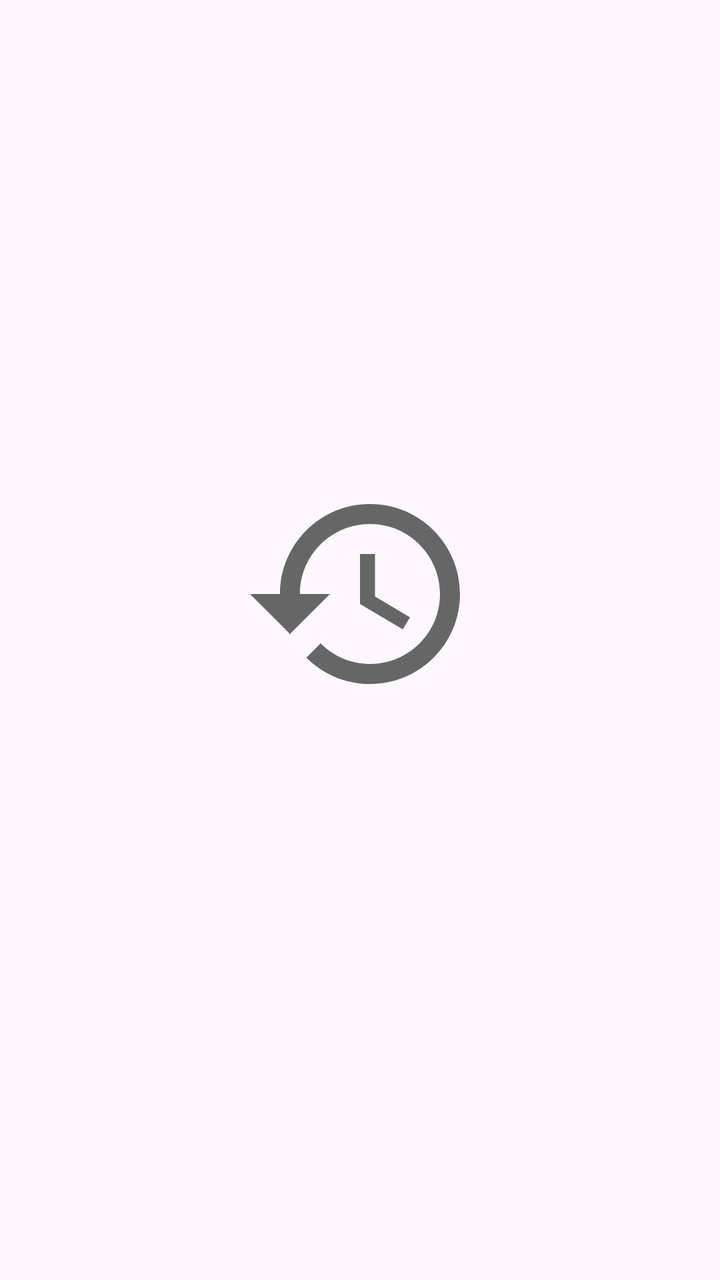
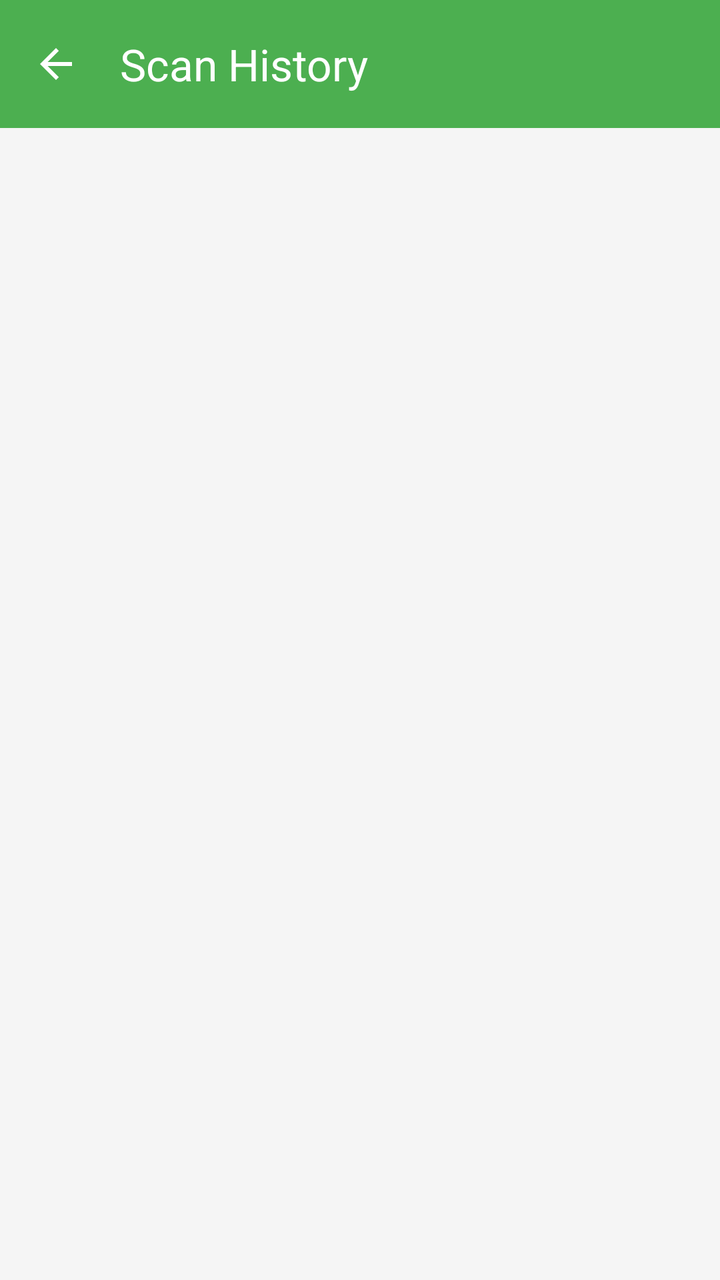

Two renders of the same Android screen: before a commit and after it. Below are the layout's source before the change and the commit's diff.
<!-- AndroidManifest.xml: application theme Theme.FoodLabelScanner -->
<!-- res/layout/activity_history.xml -->
<?xml version="1.0" encoding="utf-8"?>
<LinearLayout xmlns:android="http://schemas.android.com/apk/res/android"
    android:layout_width="match_parent"
    android:layout_height="match_parent"
    android:orientation="vertical"
    android:padding="24dp"
    android:gravity="center">

    <ImageView
        android:layout_width="120dp"
        android:layout_height="120dp"
        android:src="@drawable/ic_history"
        android:contentDescription="History" />

    <TextView
        android:id="@+id/tvHistoryMessage"
        android:layout_width="wrap_content"
        android:layout_height="wrap_content"
        android:layout_marginTop="24dp"
        android:textAlignment="center"
        android:textSize="16sp"
        android:textColor="#212121" />

</LinearLayout>
<!-- resources referenced by this layout -->
<resources>
  <!-- drawable ic_history (drawable) -->
  <vector xmlns:android="http://schemas.android.com/apk/res/android"
      android:width="24dp"
      android:height="24dp"
      android:viewportWidth="24"
      android:viewportHeight="24">
      <path
          android:fillColor="#666666"
          android:pathData="M13,3c-4.97,0 -9,4.03 -9,9L1,12l3.89,3.89 0.07,0.14L9,12L6,12c0,-3.87 3.13,-7 7,-7s7,3.13 7,7 -3.13,7 -7,7c-1.93,0 -3.68,-0.79 -4.94,-2.06l-1.42,1.42C8.27,19.99 10.51,21 13,21c4.97,0 9,-4.03 9,-9s-4.03,-9 -9,-9zM12,8v5l4.28,2.54 0.72,-1.21 -3.5,-2.08L13.5,8L12,8z"/>
  </vector>
  <style name="Theme.FoodLabelScanner" parent="Theme.Material3.Light.NoActionBar">
          
          <item name="colorPrimary">@color/primary</item>
          <item name="colorPrimaryVariant">@color/primary_dark</item>
          <item name="colorOnPrimary">@color/white</item>
          
          <item name="colorSecondary">@color/accent</item>
          <item name="colorSecondaryVariant">@color/accent</item>
          <item name="colorOnSecondary">@color/black</item>
          
          <item name="android:statusBarColor">@color/primary</item>
          
      </style>
  <color name="primary">#4CAF50</color>
  <color name="primary_dark">#388E3C</color>
  <color name="white">#FFFFFFFF</color>
  <color name="accent">#FF9800</color>
  <color name="black">#FF000000</color>
</resources>

<!-- the commit's change to res/layout/activity_history.xml (unified diff, before → after) -->
@@ -1,24 +1,82 @@
 <?xml version="1.0" encoding="utf-8"?>
-<LinearLayout xmlns:android="http://schemas.android.com/apk/res/android"
+<androidx.constraintlayout.widget.ConstraintLayout xmlns:android="http://schemas.android.com/apk/res/android"
+    xmlns:app="http://schemas.android.com/apk/res-auto"
+    xmlns:tools="http://schemas.android.com/tools"
     android:layout_width="match_parent"
     android:layout_height="match_parent"
-    android:orientation="vertical"
-    android:padding="24dp"
-    android:gravity="center">
+    android:background="#F5F5F5"
+    tools:context=".HistoryActivity">
 
-    <ImageView
-        android:layout_width="120dp"
-        android:layout_height="120dp"
-        android:src="@drawable/ic_history"
-        android:contentDescription="History" />
+    <com.google.android.material.appbar.AppBarLayout
+        android:id="@+id/appBarLayout"
+        android:layout_width="match_parent"
+        android:layout_height="wrap_content"
+        app:layout_constraintTop_toTopOf="parent">
 
-    <TextView
-        android:id="@+id/tvHistoryMessage"
+        <com.google.android.material.appbar.MaterialToolbar
+            android:id="@+id/toolbar"
+            android:layout_width="match_parent"
+            android:layout_height="?attr/actionBarSize"
+            android:background="?attr/colorPrimary"
+            app:title="Scan History"
+            app:titleTextColor="@android:color/white"
+            app:navigationIcon="@drawable/ic_back"
+            app:navigationIconTint="@android:color/white" />
+    </com.google.android.material.appbar.AppBarLayout>
+
+    <androidx.recyclerview.widget.RecyclerView
+        android:id="@+id/recyclerViewHistory"
+        android:layout_width="match_parent"
+        android:layout_height="0dp"
+        android:padding="8dp"
+        android:clipToPadding="false"
+        app:layout_constraintBottom_toBottomOf="parent"
+        app:layout_constraintTop_toBottomOf="@id/appBarLayout" />
+
+    <LinearLayout
+        android:id="@+id/layoutEmpty"
         android:layout_width="wrap_content"
         android:layout_height="wrap_content"
-        android:layout_marginTop="24dp"
-        android:textAlignment="center"
-        android:textSize="16sp"
-        android:textColor="#212121" />
+        android:gravity="center"
+        android:orientation="vertical"
+        android:visibility="gone"
+        app:layout_constraintBottom_toBottomOf="parent"
+        app:layout_constraintEnd_toEndOf="parent"
+        app:layout_constraintStart_toStartOf="parent"
+        app:layout_constraintTop_toBottomOf="@id/appBarLayout">
 
-</LinearLayout>
+        <ImageView
+            android:layout_width="120dp"
+            android:layout_height="120dp"
+            android:alpha="0.5"
+            android:src="@drawable/ic_history" />
+
+        <TextView
+            android:id="@+id/tvEmpty"
+            android:layout_width="wrap_content"
+            android:layout_height="wrap_content"
+            android:layout_marginTop="16dp"
+            android:text="No scan history found"
+            android:textSize="18sp"
+            android:textStyle="bold" />
+
+        <TextView
+            android:layout_width="wrap_content"
+            android:layout_height="wrap_content"
+            android:layout_marginTop="8dp"
+            android:text="Your scanned products will appear here"
+            android:textColor="#757575" />
+    </LinearLayout>
+
+    <com.google.android.material.progressindicator.CircularProgressIndicator
+        android:id="@+id/progressBar"
+        android:layout_width="wrap_content"
+        android:layout_height="wrap_content"
+        android:indeterminate="true"
+        android:visibility="gone"
+        app:layout_constraintBottom_toBottomOf="parent"
+        app:layout_constraintEnd_toEndOf="parent"
+        app:layout_constraintStart_toStartOf="parent"
+        app:layout_constraintTop_toBottomOf="@id/appBarLayout" />
+
+</androidx.constraintlayout.widget.ConstraintLayout>
<!-- resource entries referenced after the edit -->
@@ -1,5 +1,15 @@
 <!-- resources referenced by this layout -->
 <resources>
+  <!-- drawable ic_back (drawable) -->
+  <vector xmlns:android="http://schemas.android.com/apk/res/android"
+      android:width="24dp"
+      android:height="24dp"
+      android:viewportWidth="24"
+      android:viewportHeight="24">
+      <path
+          android:fillColor="#FFFFFF"
+          android:pathData="M20,11H7.83l5.59,-5.59L12,4l-8,8 8,8 1.41,-1.41L7.83,13H20v-2z"/>
+  </vector>
   <!-- drawable ic_history (drawable) -->
   <vector xmlns:android="http://schemas.android.com/apk/res/android"
       android:width="24dp"
